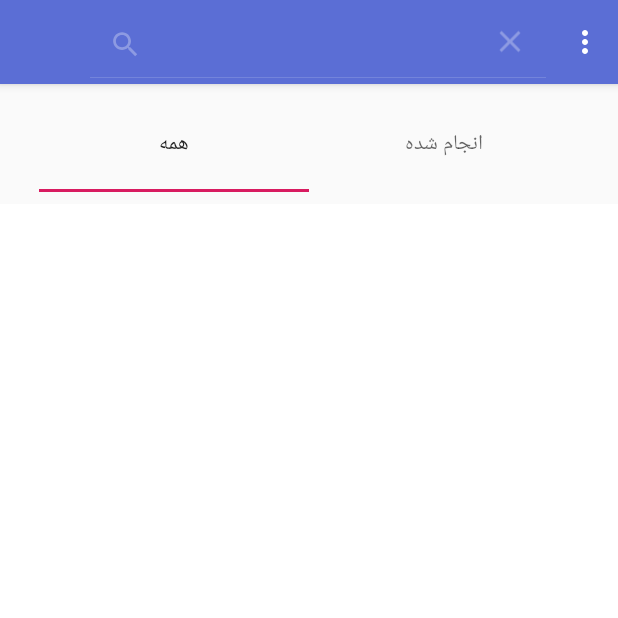
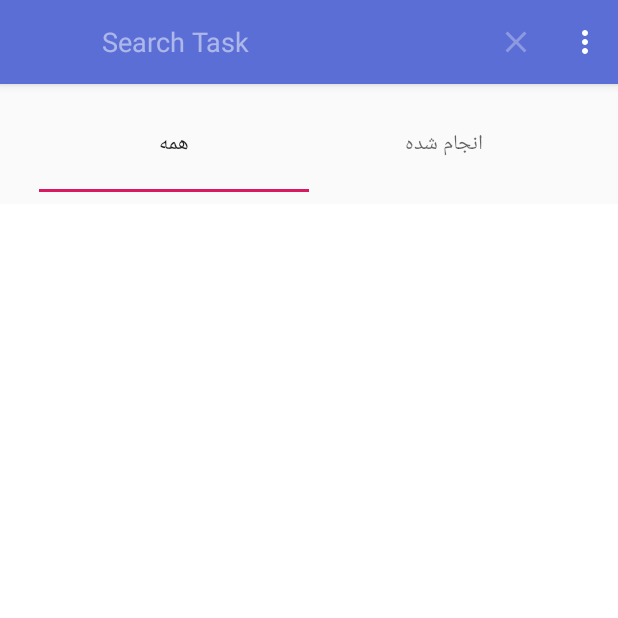
Before and after one commit to mktahmasbi1989/HW7_ORM, an Android app: the AllTasksFragment screen opened directly, with no data from a screen before it, after a tap on "Search", on a phone screen of 412 x 824 dp, the top half of it. Run offline under Robolectric (Android 15) with nearby library versions, the phone set to English and light mode, and no system bars; 2 statements that could not run were skipped.

Commit message:
edit searchView

```diff
--- a/app/src/main/java/com/example/mohamdkazem/advancetodolist/AllTasksFragment.java
+++ b/app/src/main/java/com/example/mohamdkazem/advancetodolist/AllTasksFragment.java
@@ -12,6 +12,7 @@ import android.support.design.widget.FloatingActionButton;
 import android.support.v4.app.Fragment;
 import android.support.v7.widget.LinearLayoutManager;
 import android.support.v7.widget.RecyclerView;
+import android.support.v7.widget.SearchView;
 import android.view.LayoutInflater;
 import android.view.Menu;
 import android.view.MenuInflater;
@@ -27,6 +28,7 @@ import com.example.mohamdkazem.advancetodolist.Model.TasksRepository;
 import com.example.mohamdkazem.advancetodolist.Model.Users;
 
 import java.text.SimpleDateFormat;
+import java.util.ArrayList;
 import java.util.List;
 
 
@@ -78,10 +80,50 @@ public class AllTasksFragment extends Fragment {
     }
 
     @Override
-    public void onCreateOptionsMenu(Menu menu, MenuInflater inflater) {
+    public void onCreateOptionsMenu(final Menu menu, MenuInflater inflater) {
         super.onCreateOptionsMenu(menu, inflater);
         inflater.inflate(R.menu.menu,menu);
+        MenuItem search = menu.findItem(R.id.action_search);
+        SearchView taskSearch = (SearchView) search.getActionView();
+        taskSearch.setQueryHint("Search Task");
+        taskSearch.setOnQueryTextListener(new SearchView.OnQueryTextListener() {
+
+            @Override
+            public boolean onQueryTextSubmit(String query) {
+
+                return true;
+            }
+
+            @Override
+            public boolean onQueryTextChange(String text) {
+                List<Task> list = TasksRepository.getInstance(getContext()).getUserTaskListORM(setUsersId.getUserId());
+                List<Task> searchTaskList = new ArrayList<>();
+                if (text != null || !text.equals("")) {
+
+                    for (int i = 0; i < list.size(); i++) {
+                        if (list.get(i).getMTitle().contains(text)) {
+                            searchTaskList.add(list.get(i));
+                        }
+
+                    }
+                    mJobAdaptor.setTasks(searchTaskList);
+                    mJobAdaptor.notifyDataSetChanged();
+
+                } else {
+                        return false;
+
+                }
+
+            return true;
+            }
+        });
+
     }
+
+
+
+
+
 
     @Override
     public boolean onOptionsItemSelected(MenuItem item) {
@@ -144,13 +186,6 @@ public class AllTasksFragment extends Fragment {
     }
 
 
-    private void init(View view) {
-        mRecyclerView=view.findViewById(R.id.recycleView);
-        mRecyclerView.setLayoutManager(new LinearLayoutManager(getActivity()));
-        mFloatingActionButton=view.findViewById(R.id.btn_action);
-        mTextViewNoTask=view.findViewById(R.id.no_task_textview);
-    }
-
     private void upDateUI() {
 
             List<Task> mListTask = TasksRepository.getInstance(getActivity()).getUserTaskListORM((setUsersId.getUserId()));
@@ -162,20 +197,20 @@ public class AllTasksFragment extends Fragment {
                 mRecyclerView.setAdapter(mJobAdaptor);
             } else
                 mJobAdaptor.setTasks(mListTask);
-            mJobAdaptor.notifyDataSetChanged();
+                mJobAdaptor.notifyDataSetChanged();
 
     }
 
     private class JobAdaptor extends RecyclerView.Adapter<JobHolder>{
 
         private List<Task> mTasks;
+
         JobAdaptor(List<Task> mListTask) {
             mTasks = mListTask;
         }
         public void setTasks(List<Task> tasks) {
             mTasks= tasks;
         }
-
         @NonNull
         @Override
         public JobHolder onCreateViewHolder(@NonNull ViewGroup viewGroup, int i) {
@@ -196,9 +231,11 @@ public class AllTasksFragment extends Fragment {
         public int getItemCount() {
             return mTasks.size();
         }
+
+
     }
+    private class JobHolder extends RecyclerView.ViewHolder{
 
-    private class JobHolder extends RecyclerView.ViewHolder{
         private TextView mTitle,mDetail,mFirstChar;
         private Task mTask;
         private Button mBtnShare;
@@ -252,7 +289,6 @@ public class AllTasksFragment extends Fragment {
 
 
 
-
     @Override
     public void onActivityResult(int requestCode, int resultCode, Intent data) {
         if (requestCode==0){
@@ -260,5 +296,12 @@ public class AllTasksFragment extends Fragment {
         }
     }
 
+    private void init(View view) {
+        mRecyclerView=view.findViewById(R.id.recycleView);
+        mRecyclerView.setLayoutManager(new LinearLayoutManager(getActivity()));
+        mFloatingActionButton=view.findViewById(R.id.btn_action);
+        mTextViewNoTask=view.findViewById(R.id.no_task_textview);
+    }
+
 
 }
--- a/app/src/main/res/menu/menu.xml
+++ b/app/src/main/res/menu/menu.xml
@@ -13,6 +13,6 @@
     <item android:id="@+id/action_search"
         android:title="Search"
         android:icon="@android:drawable/ic_menu_search"
-        app:actionViewClass="android.widget.SearchView"
+        app:actionViewClass="android.support.v7.widget.SearchView"
         app:showAsAction="always" />
 </menu>
```
Also changed, not shown: app/src/main/java/com/example/mohamdkazem/advancetodolist/ToDoListActivity.java (+7 -0 lines).
